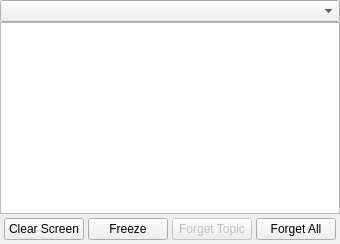
Old version of the form alethzero/plugins/whisper/WhisperPeers.ui in the repository ethereum/alethzero.
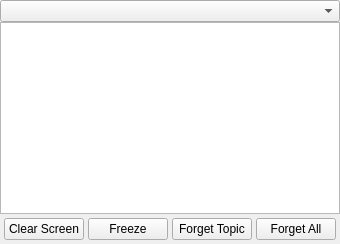
New version of the form.

Patch:
```diff
--- a/alethzero/plugins/whisper/WhisperPeers.ui
+++ b/alethzero/plugins/whisper/WhisperPeers.ui
@@ -78,9 +78,6 @@
               <property name="text">
                 <string>Forget Topic</string>
               </property>
-              <property name="enabled">
-                <bool>false</bool>
-              </property>
             </widget>
           </item>
           <item>
```
Left out of the diff: 3 changed lines with no effect on the pictures.
